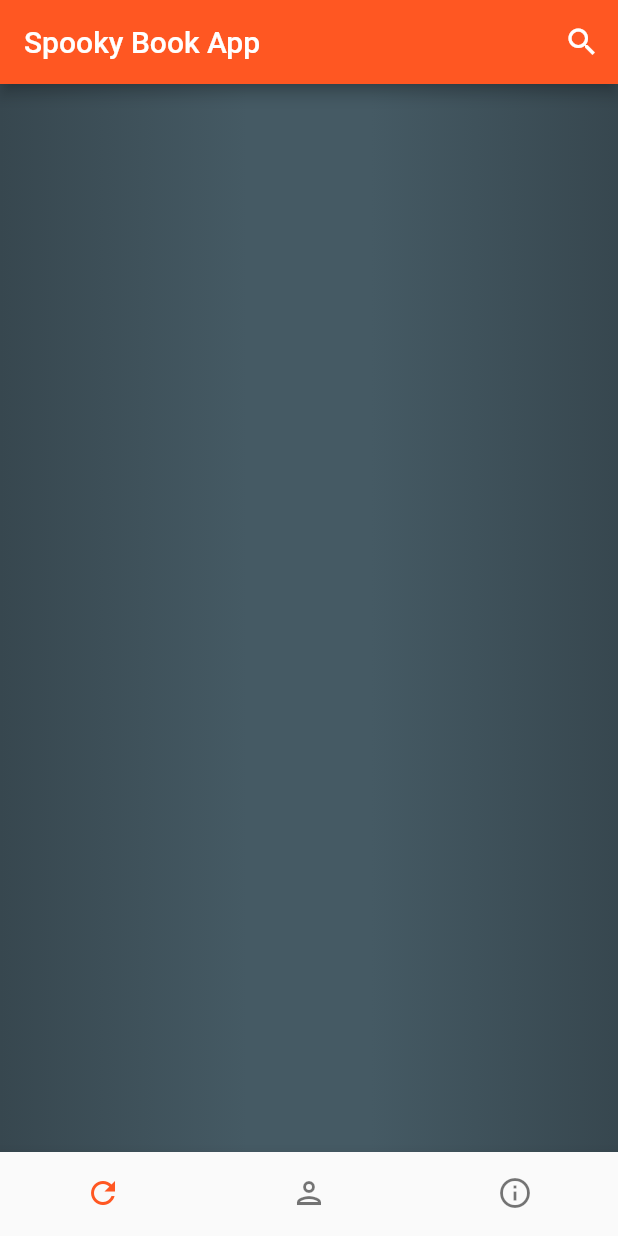
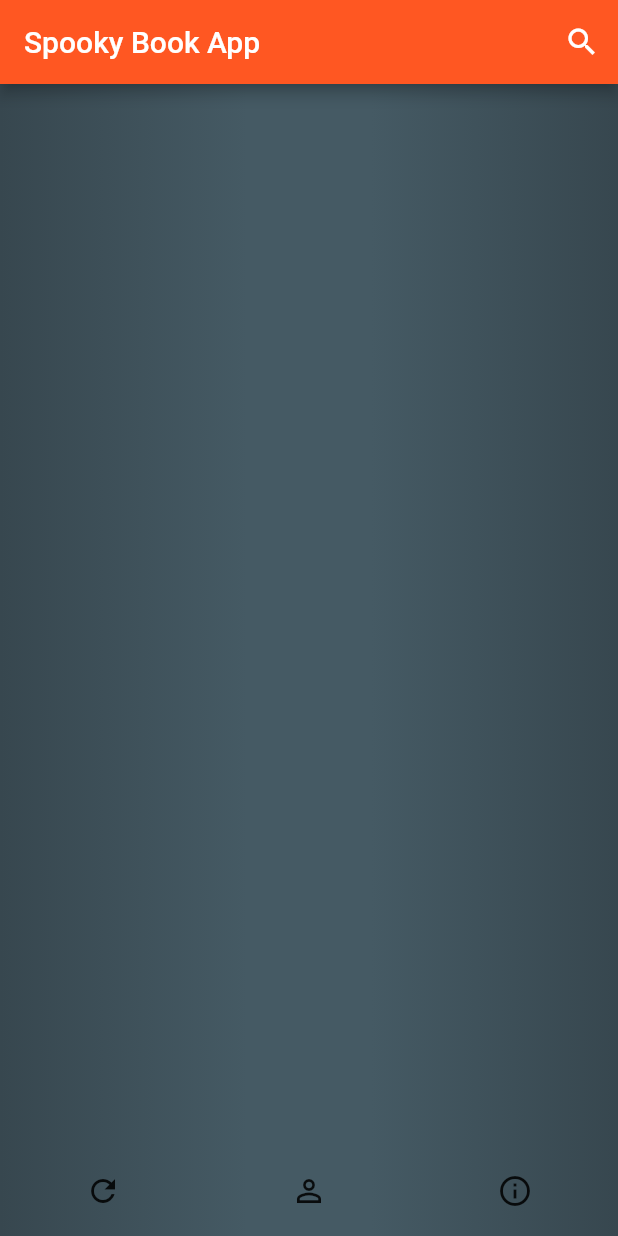
Before and after one commit to anotherlusitano/Book-App, a Flutter app: the screen it shows after launch, on a phone screen of 412 x 824 dp. Run offline on Flutter 3.47's test engine with Material 2 defaults, Android fonts, the phone set to English and light mode, and no system bars; our stand-ins replace google_fonts.

Commit message:
Delete old bottom bar & Add custom bottom bar

```diff
--- a/lib/main.dart
+++ b/lib/main.dart
@@ -39,26 +39,16 @@ class HomePage extends StatelessWidget {
           ),
         ],
       ),
-      bottomNavigationBar: BottomNavigationBar(
-        showSelectedLabels: false,
-        showUnselectedLabels: false,
-        items: const <BottomNavigationBarItem>[
-          BottomNavigationBarItem(
-            icon: Icon(Icons.refresh),
-            label: 'a',
-          ),
-          BottomNavigationBarItem(
-            icon: Icon(Icons.person_outlined),
-            label: 'b',
-          ),
-          BottomNavigationBarItem(
-            icon: Icon(Icons.info_outline),
-            label: 'c',
-          ),
-        ],
-      ),
       body: Container(
         decoration: backgroundGradient(),
+        child: Stack(
+          children: [
+            Align(
+              alignment: Alignment.bottomCenter,
+              child: CustomBottomNav(),
+            ),
+          ],
+        ),
       ),
     );
   }
@@ -82,3 +72,20 @@ class HomePage extends StatelessWidget {
     );
   }
 }
+
+class CustomBottomNav extends StatelessWidget {
+  @override
+  Widget build(BuildContext context) {
+    return Container(
+      height: 60,
+      child: const Row(
+        mainAxisAlignment: MainAxisAlignment.spaceAround,
+        children: <Widget>[
+          Icon(Icons.refresh),
+          Icon(Icons.person_outline),
+          Icon(Icons.info_outline),
+        ],
+      ),
+    );
+  }
+}
```
